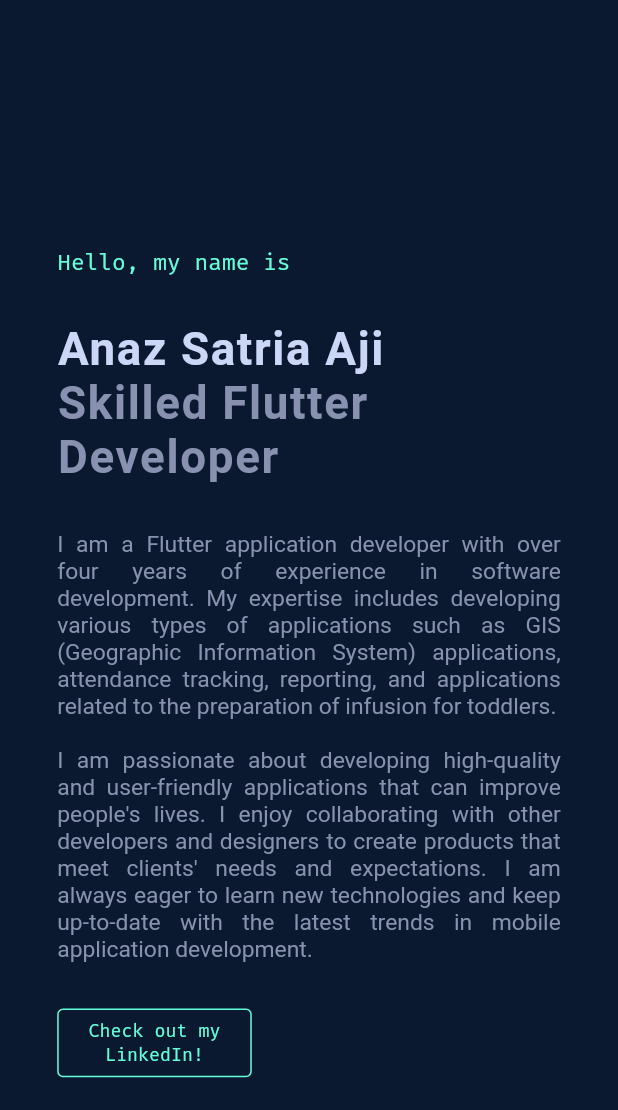
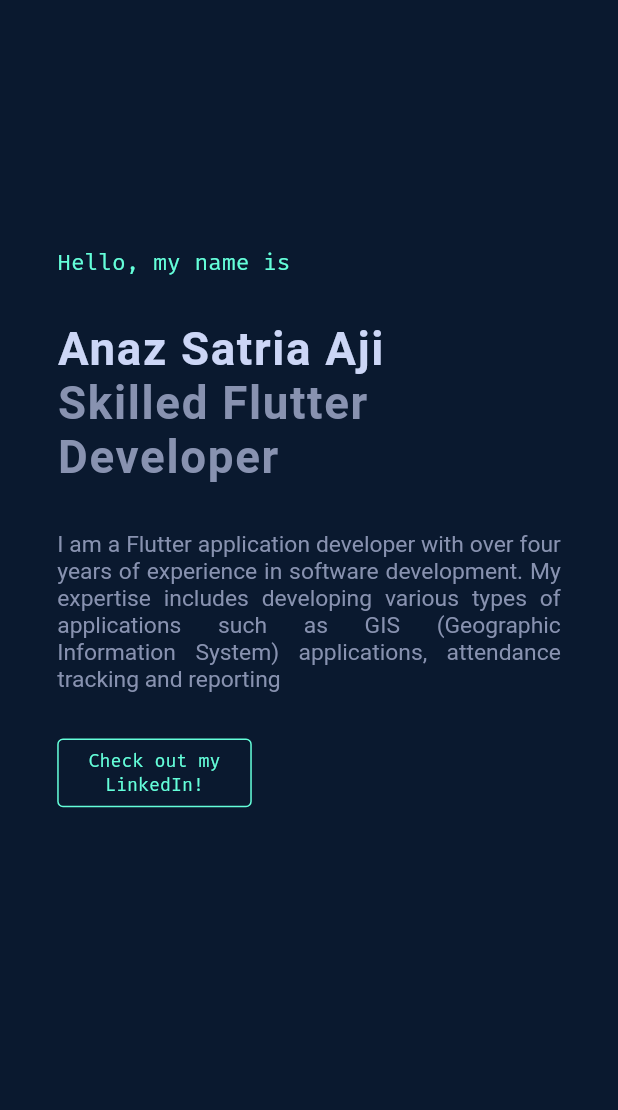
Before and after one commit to ajianaz/ajianaz.dev, a Flutter app: the screen it shows after launch, on a phone screen of 412 x 824 dp, the part 126-1236 px from its top. Run offline on Flutter 3.47's test engine with Material 2 defaults, Android fonts, the phone set to English and light mode, and no system bars; drawn by our look-alikes of scrollable_positioned_list; our stand-ins replace flutter_screenutil, get, google_fonts; missing offline and left inert: dart:html; Roboto replaces fonts that are missing (Heebo).

Commit message:
update general introduction

```diff
--- a/lib/app/modules/home/views/widgets/general_introduction.dart
+++ b/lib/app/modules/home/views/widgets/general_introduction.dart
@@ -42,7 +42,7 @@ class GeneralIntroduction extends StatelessWidget {
         SizedBox(
           width: MediaQuery.of(context).size.width < 960
               ? double.infinity
-              : MediaQuery.of(context).size.width / 1.2,
+              : MediaQuery.of(context).size.width / 2.4,
           child: Text(
             App.Description,
             style: TextStyles.heeboText
--- a/lib/constants/constant.dart
+++ b/lib/constants/constant.dart
@@ -16,8 +16,13 @@ class App {
   static String Fullname = 'Anaz Satria Aji';
   static String Title = 'Ajianaz Website';
   static String DescriptionShort = 'Skilled Flutter Developer';
-  static String Description =
-      '''\t\t\t\t\t\tI am a Flutter application developer with over four years of experience in software development. My expertise includes developing various types of applications such as GIS (Geographic Information System) applications, attendance tracking, reporting, and applications related to the preparation of infusion for toddlers.
+  static String DescriptionLong =
+      '''I am a Flutter application developer with over four years of experience in software development. My expertise includes developing various types of applications such as GIS (Geographic Information System) applications, attendance tracking, reporting, and applications related to the preparation of infusion for toddlers. My main programming language is Dart and I am familiar with a wide range of Flutter libraries and tools.
+
+      My portfolio includes a GIS-based mobile application for tracking field officers' activities and presenting the data in a map-based interface. I also developed an attendance tracking application that integrates with biometric devices and provides real-time reporting of employee attendance. Another project I worked on was a mobile application that allows healthcare providers to prepare infusion formulas for babies accurately and efficiently.
 
       I am passionate about developing high-quality and user-friendly applications that can improve people's lives. I enjoy collaborating with other developers and designers to create products that meet clients' needs and expectations. I am always eager to learn new technologies and keep up-to-date with the latest trends in mobile application development.''';
+
+  static String Description =
+      'I am a Flutter application developer with over four years of experience in software development. My expertise includes developing various types of applications such as GIS (Geographic Information System) applications, attendance tracking and reporting';
 }
```
